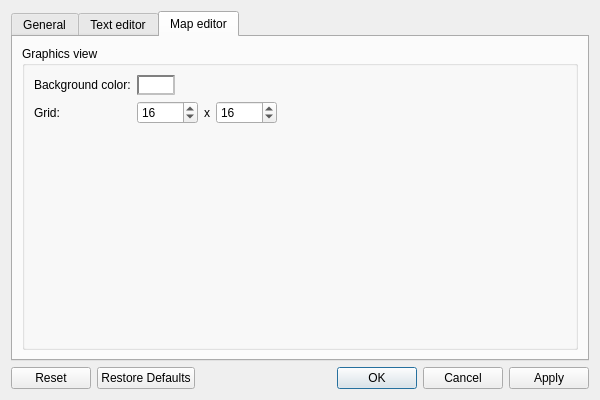
solarus-games/solarus-quest-editor, file src/gui/settings_dialog.ui: the form before one commit.
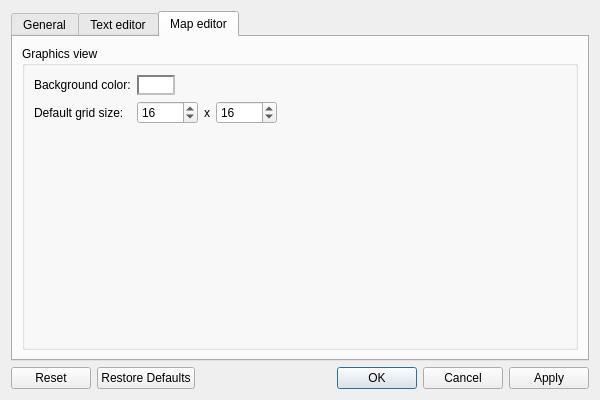
The form after the commit. The open tabs and pages were chosen to show the change.

Commit message:
Allow to edit the grid size of editors from the main tool bar.
The grid size from the dialog settings is now used as the default value
when the user open a new editor.

Diff of the .ui file:
```diff
--- a/src/gui/settings_dialog.ui
+++ b/src/gui/settings_dialog.ui
@@ -267,7 +267,7 @@
           <item row="1" column="0">
            <widget class="QLabel" name="map_grid_label">
             <property name="text">
-             <string>Grid:</string>
+             <string>Default grid size:</string>
             </property>
            </widget>
           </item>
```
Left out of the diff: 2 changed lines with no effect on the pictures. The commit also changes 12 other files.
